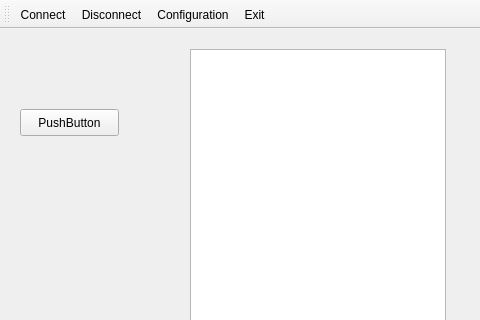
This is rgSerial/rgSerial/mainwindow.ui in arielbernal/research as Qt 5 draws it before an edit; both pictures show x 0 to 480 and y 0 to 320 of the 873 by 639 pixel window. The edited form follows.
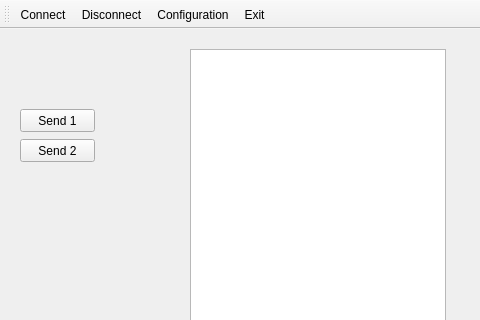
This is the edited form. Icons and pictures are not drawn.

What changed in the file:
```diff
--- a/rgSerial/rgSerial/mainwindow.ui
+++ b/rgSerial/rgSerial/mainwindow.ui
@@ -24,17 +24,30 @@
      </rect>
     </property>
    </widget>
+   <widget class="QPushButton" name="pushButton_2">
+    <property name="geometry">
+     <rect>
+      <x>20</x>
+      <y>110</y>
+      <width>75</width>
+      <height>23</height>
+     </rect>
+    </property>
+    <property name="text">
+     <string>Send 2</string>
+    </property>
+   </widget>
    <widget class="QPushButton" name="pushButton">
     <property name="geometry">
      <rect>
       <x>20</x>
       <y>80</y>
-      <width>99</width>
-      <height>27</height>
+      <width>75</width>
+      <height>23</height>
      </rect>
     </property>
     <property name="text">
-     <string>PushButton</string>
+     <string>Send 1</string>
     </property>
    </widget>
   </widget>
```
Left out of the diff: 2 changed lines with no effect on the pictures.
